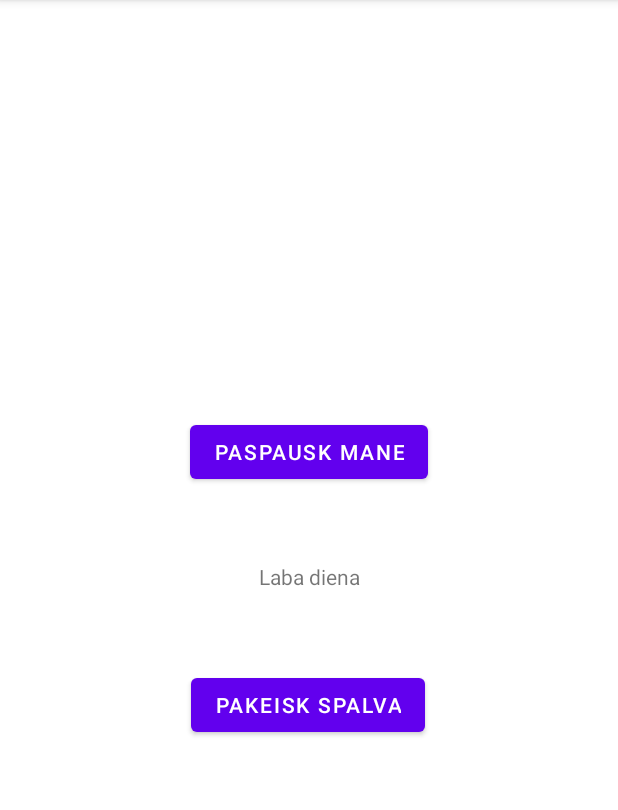
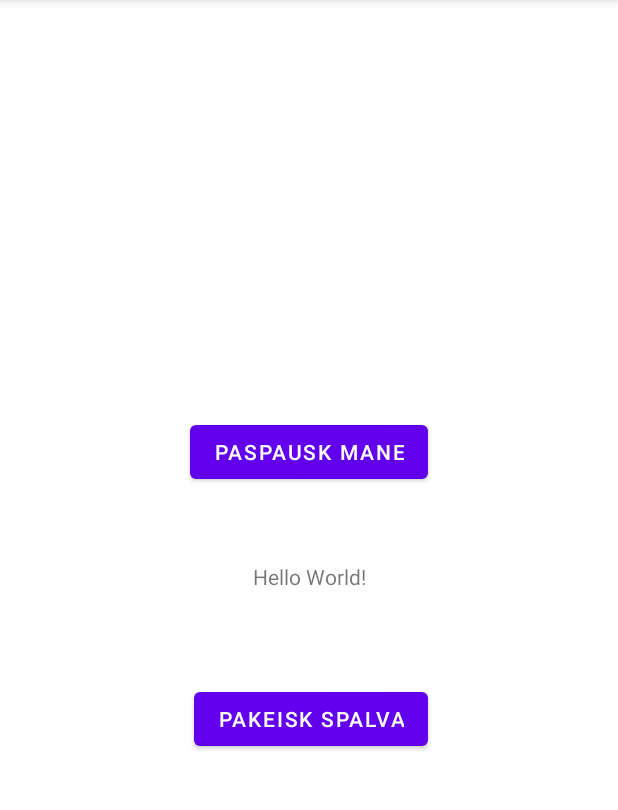
Before and after one commit to monikabar/MonikaB_1lab, an Android app: the screen it shows after launch (MainActivity), on a phone screen of 412 x 824 dp, the part 84-894 px from its top. Run offline under Robolectric (Android 15) with nearby library versions, the phone set to English and light mode, and no system bars.

Commit message:
Revert "Tekstas pakeistas "Laba diena""
This reverts commit 87819f25

```diff
--- a/app/src/main/res/layout/activity_main.xml
+++ b/app/src/main/res/layout/activity_main.xml
@@ -10,7 +10,7 @@
         android:id="@+id/tvMain"
         android:layout_width="wrap_content"
         android:layout_height="wrap_content"
-        android:text="Laba diena"
+        android:text="Hello World!"
         app:layout_constraintBottom_toBottomOf="parent"
         app:layout_constraintLeft_toLeftOf="parent"
         app:layout_constraintRight_toRightOf="parent"
@@ -39,13 +39,11 @@
         android:layout_marginTop="52dp"
         android:layout_marginEnd="158dp"
         android:layout_marginBottom="255dp"
-        android:onClick="OnBtnClick2"
         android:text="@string/btn_change_colour"
         app:layout_constraintBottom_toBottomOf="parent"
         app:layout_constraintEnd_toEndOf="parent"
-        app:layout_constraintHorizontal_bias="0.531"
         app:layout_constraintStart_toStartOf="parent"
         app:layout_constraintTop_toBottomOf="@+id/tvMain"
-        app:layout_constraintVertical_bias="0.0" />
+        android:onClick="OnBtnClick2"/>
 
 </androidx.constraintlayout.widget.ConstraintLayout>
```
